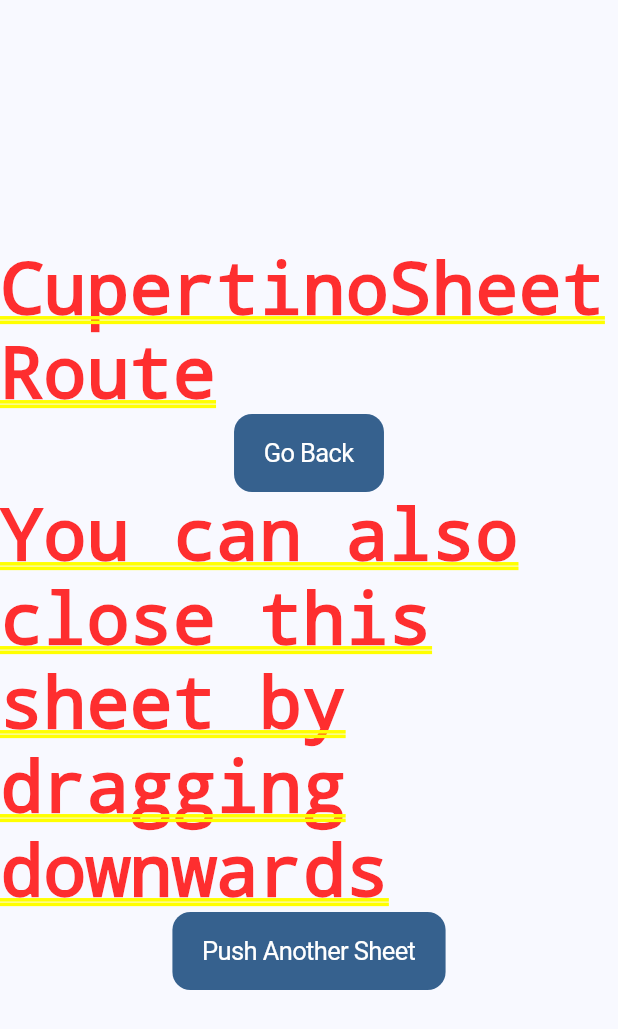
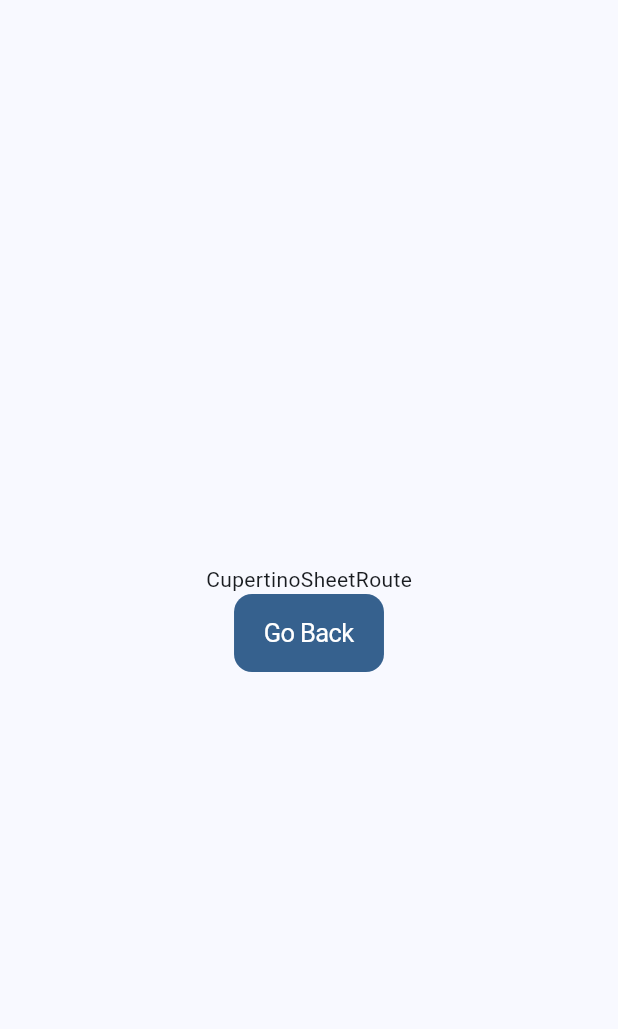
Before and after one commit to masal9pse/flutter_search_repository_app, a Flutter app: the _SheetScaffold screen opened directly, on a phone screen of 412 x 824 dp. Shown: the top 1029 px of the screen. Run offline on Flutter 3.47's test engine with Material 3 defaults, Android fonts, the light colour scheme and no system bars; our stand-ins replace auto_route, dio, flutter_dotenv, flutter_hooks, freezed_annotation, hooks_riverpod and 2 more; generated files the repository leaves out were written again.

Commit message:
CupertinoAppをMaterialAppにしても、普通のScaffoldにしたら動作した

```diff
--- a/lib/presentation/view/pages/sheet01.dart
+++ b/lib/presentation/view/pages/sheet01.dart
@@ -3,6 +3,7 @@
 // found in the LICENSE file.
 
 import 'package:flutter/cupertino.dart';
+import 'package:flutter/material.dart';
 import 'package:flutter_engineer_codecheck/sheet.dart';
 
 /// Flutter code sample for [CupertinoSheetRoute].
@@ -15,7 +16,8 @@ class CupertinoSheetApp extends StatelessWidget {
 
   @override
   Widget build(BuildContext context) {
-    return const CupertinoApp(title: 'Cupertino Sheet', home: HomePage());
+    // return const CupertinoApp(title: 'Cupertino Sheet', home: HomePage());
+    return MaterialApp(title: 'Cupertino Sheet', home: HomePage());
   }
 }
 
@@ -55,28 +57,20 @@ class _SheetScaffold extends StatelessWidget {
 
   @override
   Widget build(BuildContext context) {
-    return CupertinoPageScaffold(
-      child: Center(
+    // return CupertinoPageScaffold(
+    return Scaffold(
+      // child: Center(
+      body: Center(
         child: Column(
           mainAxisAlignment: MainAxisAlignment.center,
           children: <Widget>[
             const Text('CupertinoSheetRoute'),
             CupertinoButton.filled(
               onPressed: () {
-                Navigator.of(context).maybePop();
+                // Navigator.of(context).maybePop();
+                Navigator.of(context).pop();
               },
               child: const Text('Go Back'),
-            ),
-            const Text('You can also close this sheet by dragging downwards'),
-            CupertinoButton.filled(
-              onPressed: () {
-                Navigator.of(context).push(
-                  CupertinoSheetRoute<void>(
-                    builder: (BuildContext context) => const _SheetScaffold(),
-                  ),
-                );
-              },
-              child: const Text('Push Another Sheet'),
             ),
           ],
         ),
```
